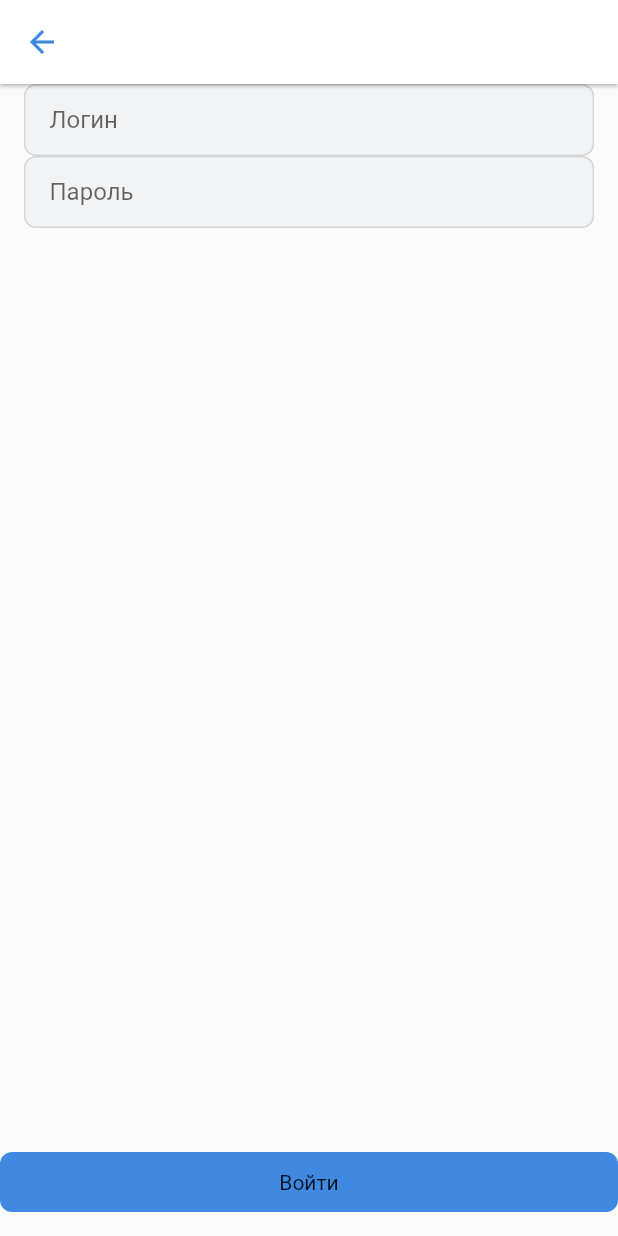
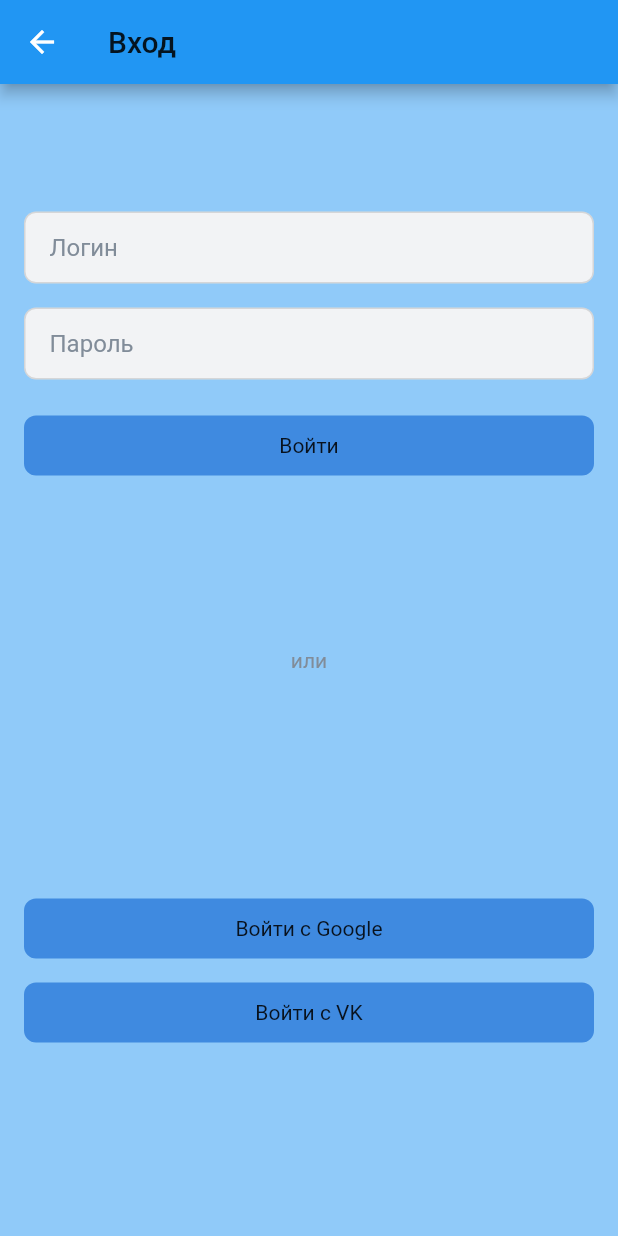
Before and after one commit to semgoSE/diary-school, a Flutter app: the screen it shows after launch, after a tap on "Вход", on a phone screen of 412 x 824 dp. Run offline on Flutter 3.47's test engine with Material 2 defaults, Android fonts, the phone set to English and light mode, and no system bars; our stand-ins replace flutter_redux, flutter_svg, hexcolor, redux, shared_preferences; statements that could not run were skipped.

Commit message:
add login

```diff
--- a/lib/components/button.dart
+++ b/lib/components/button.dart
@@ -4,7 +4,7 @@ import 'package:flutter/material.dart';
 import 'package:flutter_redux/flutter_redux.dart';
 
 class MyButton extends StatelessWidget {
-  Widget? child;
+  String? child;
   bool? disable;
   String? mode;
   Function? click;
@@ -39,7 +39,7 @@ class MyButton extends StatelessWidget {
               child: Container(
                 padding: EdgeInsets.all(12.0),
                 width: double.infinity,
-                child: Center(child: child),
+                child: Center(child: Text(child!)),
               ),
             ),
           ),
--- a/lib/components/colors.dart
+++ b/lib/components/colors.dart
@@ -1,13 +1,20 @@
 import 'package:flutter/material.dart';
 
-class LightTheme {
+class MyTheme {}
+
+class LightTheme extends MyTheme {
   //Accent Color
   Color accent = Color(0xFF3f8ae0);
+  Color background = Color(0xFFffffff);
+
+  Color textPrimary = Color(0xFF000000);
+
+  Color textPlaceholder = Color(0xFF818c99);
 
   //appBar
   Map<String, Color> header = {
     "header_background": Color(0xFFffffff),
-    "header_tex": Color(0xFF000000)
+    "header_text": Color(0xFF000000)
   };
 
   //Button
@@ -47,14 +54,19 @@ class LightTheme {
   };
 }
 
-class DarkTheme {
+class DarkTheme extends MyTheme {
   //Accent Color
   Color accent = Color(0xFF71aaeb);
+  Color background = Color(0xFF19191a);
+
+  Color textPrimary = Color(0xe1e3e6);
+
+  Color textPlaceholder = Color(0xaaaeb3);
 
   //appBar
   Map<String, Color> header = {
     "header_background": Color(0xFF19191a),
-    "header_tex": Color(0xFFe1e3e6)
+    "header_text": Color(0xFFe1e3e6)
   };
 
   //Button
--- a/lib/components/input.dart
+++ b/lib/components/input.dart
@@ -40,6 +40,8 @@ class _InputState extends State<Input> {
 
   Map<String, Color>? colors;
   Color? accentColor;
+  Color? textPrimary;
+  Color? textPlaceholder;
 
   _InputState(
       {this.hint,
@@ -57,13 +59,19 @@ class _InputState extends State<Input> {
         if (theme == "light") {
           this.colors = LightTheme().field;
           this.accentColor = LightTheme().accent;
+          this.textPrimary = LightTheme().textPrimary;
+          this.textPlaceholder = LightTheme().textPlaceholder;
         } else if (theme == "dark") {
           this.colors = DarkTheme().field;
           this.accentColor = DarkTheme().accent;
+          this.textPrimary = DarkTheme().textPrimary;
+          this.textPlaceholder = DarkTheme().textPlaceholder;
         }
         return TextFormField(
-          style: TextStyle(fontSize: 16),
+          style: TextStyle(fontSize: 16, color: textPrimary),
           decoration: InputDecoration(
+              // labelText: 'FFFF',
+              hintStyle: TextStyle(fontSize: 16, color: textPlaceholder),
               hintText: hint,
               filled: true,
               fillColor: colors!['field_background'],
--- /dev/null
+++ b/lib/components/placeholder.dart
@@ -0,0 +1,30 @@
+import 'package:diary_app/components/colors.dart';
+import 'package:flutter/cupertino.dart';
+import 'package:flutter_redux/flutter_redux.dart';
+
+import 'package:redux/redux.dart';
+import 'package:diary_app/redux/redux.dart';
+
+class MyPlaceholder extends StatelessWidget {
+  String? child;
+
+  MyPlaceholder({this.child});
+
+  Color? textPlaceholder;
+
+  @override
+  Widget build(BuildContext context) {
+    return StoreConnector(
+        builder: (BuildContext context, theme) {
+          if (theme == "light")
+            textPlaceholder = LightTheme().textPlaceholder;
+          else
+            textPlaceholder = DarkTheme().textPlaceholder;
+          return Column(children: [
+            Container(
+                child: Text(child!, style: TextStyle(color: textPlaceholder)))
+          ], mainAxisAlignment: MainAxisAlignment.center);
+        },
+        converter: (Store<StateStore> store) => store.state.theme);
+  }
+}
--- a/lib/main.dart
+++ b/lib/main.dart
@@ -12,29 +12,31 @@ void main() async {
   final store =
       new Store<StateStore>(appReducers, initialState: new StateStore());
 
-  ThemeData theme = new ThemeData();
-  var colors;
+  ThemeData themeData;
+  var theme;
 
   if (store.state.theme == "light") {
-    colors = LightTheme();
+    theme = LightTheme();
   } else {
-    colors = DarkTheme();
+    theme = DarkTheme();
   }
 
-  theme = ThemeData(
+  //получаем тему здесь
+  themeData = ThemeData(
+      textTheme:
+          TextTheme(headline6: TextStyle(color: theme.header['header_text'])),
+      backgroundColor: theme.background,
       appBarTheme: AppBarTheme(
-          color: colors.header['header_text'],
-          elevation: 1,
-          foregroundColor: colors.header['header_text'],
-          iconTheme: IconThemeData(color: colors.accent),
-          backgroundColor: colors.header["header_background"],
-          toolbarTextStyle: TextStyle(color: colors.header['header_text']),
-          titleTextStyle: TextStyle(color: colors.header['header_text'])));
+          elevation: 0,
+          iconTheme: IconThemeData(color: theme.accent),
+          backgroundColor: theme.header["header_background"]));
+
+  //получаем из темы Theme.of(context).backgroundColor,
 
   runApp(StoreProvider(
     store: store,
     child: MaterialApp(
-      theme: theme,
+      theme: themeData,
       initialRoute: "/",
       debugShowCheckedModeBanner: false,
       routes: <String, WidgetBuilder>{
@@ -42,7 +44,8 @@ void main() async {
           return Login();
         },
         '/': (BuildContext context) {
-          return Scaffold(body: StartPage());
+          return Scaffold(
+              body: StartPage(), backgroundColor: themeData.backgroundColor);
         },
       },
     ),
--- a/lib/views/authentication/login.dart
+++ b/lib/views/authentication/login.dart
@@ -1,5 +1,6 @@
 import 'package:diary_app/components/button.dart';
 import 'package:diary_app/components/input.dart';
+import 'package:diary_app/components/placeholder.dart';
 import 'package:flutter/cupertino.dart';
 import 'package:flutter/material.dart';
 
@@ -12,33 +13,44 @@ class _LoginState extends State<Login> {
   @override
   Widget build(BuildContext context) {
     return Scaffold(
+        resizeToAvoidBottomInset: false,
+        backgroundColor: Theme.of(context).backgroundColor,
         appBar: AppBar(
+          textTheme: Theme.of(context).textTheme,
           title: Text("Вход"),
         ),
         body: Container(
             child: Column(
-            mainAxisAlignment: MainAxisAlignment.center,
           children: [
             Expanded(
-                  child: Column(children: [
+                child: (Column(children: [
               Container(
                 child: Input(
                   hint: "Логин",
                 ),
-                  padding: EdgeInsets.symmetric(horizontal: 16),
+                padding: EdgeInsets.symmetric(horizontal: 16, vertical: 8),
               ),
               Container(
                 child: Input(
                   hint: "Пароль",
                 ),
-                  padding: EdgeInsets.symmetric(horizontal: 16),
+                padding: EdgeInsets.symmetric(horizontal: 16, vertical: 8),
               ),
-              ])),
               Container(
-                  child: MyButton(child: Text("Войти"), mode: "commerce"),
-                  padding: EdgeInsets.only(bottom: 16))
+                  child: MyButton(child: "Войти", mode: "commerce"),
+                  padding: EdgeInsets.symmetric(horizontal: 16, vertical: 16))
+            ], mainAxisAlignment: MainAxisAlignment.center))),
+            Container(child: MyPlaceholder(child: "или"), height: 60),
+            Expanded(
+                child: Column(children: [
+              Container(
+                  child: MyButton(child: "Войти с Google"),
+                  padding: EdgeInsets.symmetric(horizontal: 16, vertical: 8)),
+              Container(
+                  child: MyButton(child: "Войти c VK"),
+                  padding: EdgeInsets.symmetric(horizontal: 16, vertical: 8))
+            ], mainAxisAlignment: MainAxisAlignment.center)),
           ],
-          ),
-        ));
+        )));
   }
 }
--- a/lib/views/start_page.dart
+++ b/lib/views/start_page.dart
@@ -21,9 +21,7 @@ class StartPage extends StatelessWidget {
               click: () {
                 Navigator.pushNamed(context, "/login");
               },
-              child: Text("Вход",
-                  style: TextStyle(
-                      color: Colors.white, fontWeight: FontWeight.bold)),
+              child: "Вход",
               mode: "primary",
               disable: false,
             ),
@@ -31,11 +29,7 @@ class StartPage extends StatelessWidget {
           Container(
             padding: EdgeInsets.symmetric(vertical: 8.0),
             child: MyButton(
-              child: Text(
-                "Регистрация",
-                style:
-                    TextStyle(color: Colors.white, fontWeight: FontWeight.bold),
-              ),
+              child: "Регистрация",
               mode: "secondary",
               disable: false,
             ),
```
Lines whose indentation alone changed are shown as unchanged.
